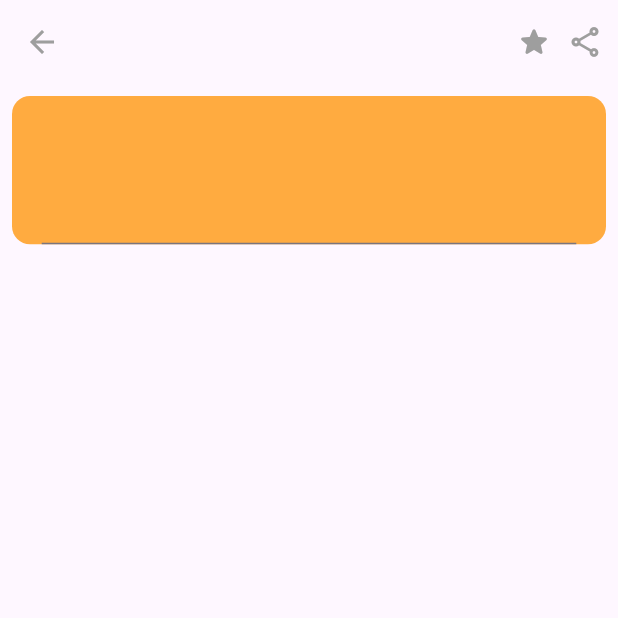
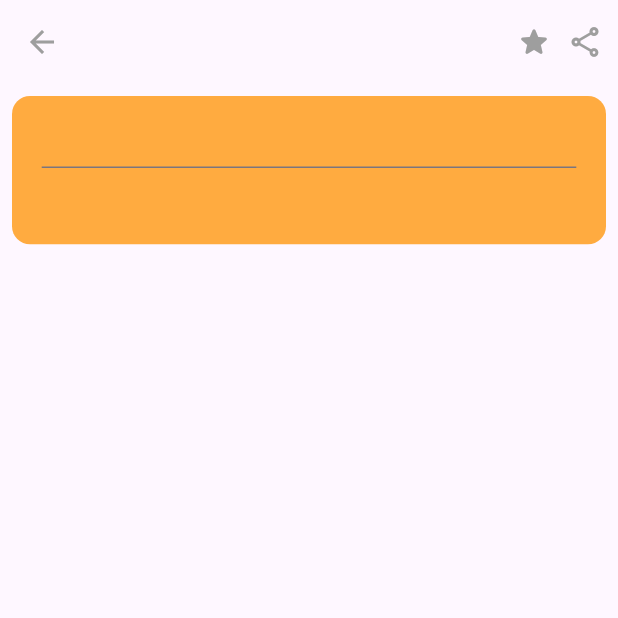
Before and after one commit to Hallcoder/znotes, a Flutter app: the NoteEditScreen screen opened by its route, on a phone screen of 412 x 824 dp, the top half of it. Run offline on Flutter 3.47's test engine with Material 3 defaults, Android fonts, the light colour scheme and no system bars; our stand-ins replace audioplayers, auto_route, video_player.

Commit message:
[feat]: markers for content inside, next modify color and move to next item

```diff
--- a/lib/components/NoteCard.dart
+++ b/lib/components/NoteCard.dart
@@ -30,7 +30,6 @@ class _NoteCardState extends State<NoteCard> {
           context.router.push(const NoteEditRoute());
         },
         onLongPress: () {
-          print("long pressing....");
           showDropDownMenu(context: context);
         },
         child: Container(
@@ -68,6 +67,7 @@ class _NoteCardState extends State<NoteCard> {
                                 color: Color(0xfff8f38e),
                               )
                             : const SizedBox(),
+                            widget.note.subtasks.isEmpty ? const SizedBox(): const Icon(Icons.list_alt)
                       ],
                     ),
                     Text(
--- a/lib/screens/NoteEditScreen.dart
+++ b/lib/screens/NoteEditScreen.dart
@@ -40,8 +40,8 @@ class _NoteEditScreenState extends State<NoteEditScreen> {
               ),
               child: FractionallySizedBox(
                 widthFactor: 0.9,
-                child:  TextField(
-                  expands: true,
+                child:  Container(
+                  child: TextFormField(),
                 ),
               ),
             )
```
